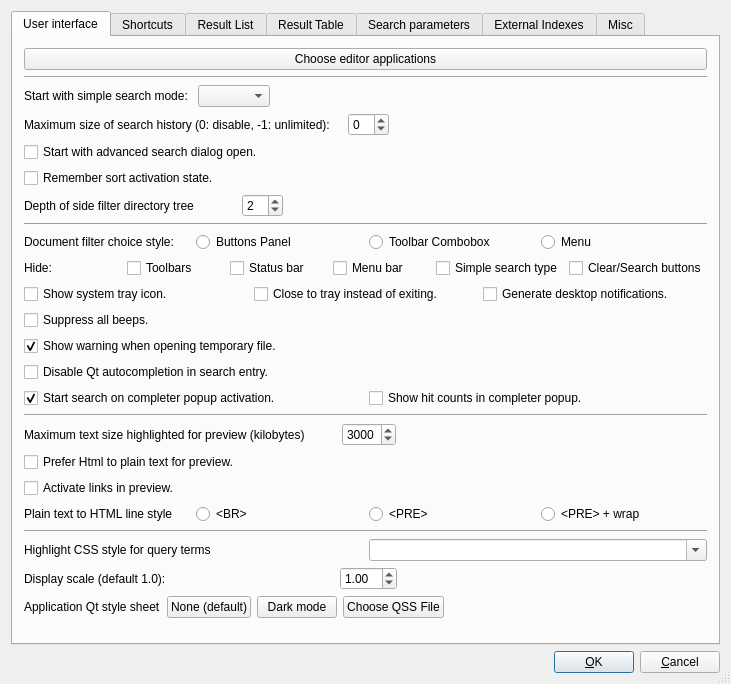
The window that src/qtgui/uiprefs.ui (alberti42/recoll-macos) describes before a commit, drawn with Qt 5.
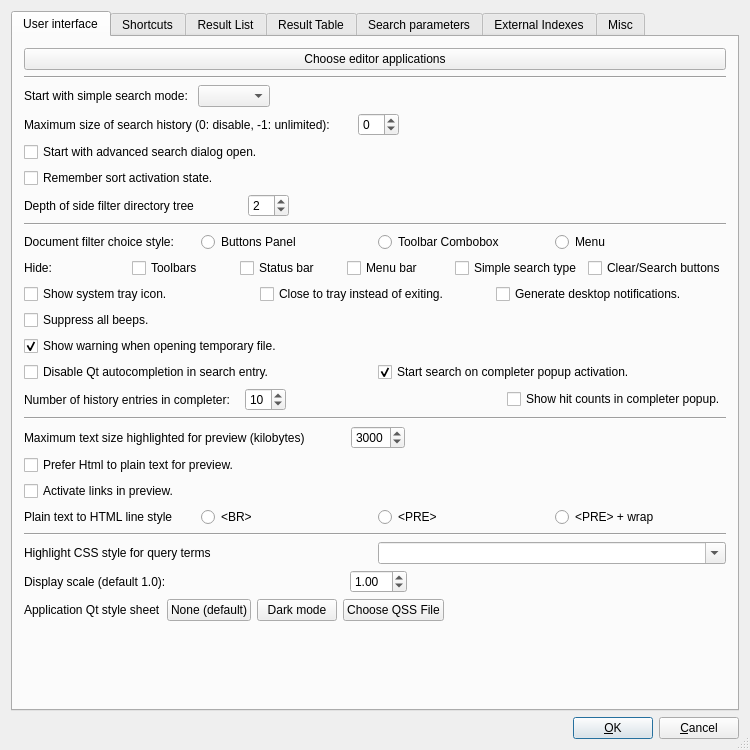
The same window after the commit.

Commit message: add pref for number of history entries in ssearch completer list

What changed in the file:
```diff
--- a/src/qtgui/uiprefs.ui
+++ b/src/qtgui/uiprefs.ui
@@ -6,8 +6,8 @@
    <rect>
     <x>0</x>
     <y>0</y>
-    <width>731</width>
-    <height>684</height>
+    <width>750</width>
+    <height>750</height>
    </rect>
   </property>
   <property name="windowTitle">
@@ -359,6 +359,8 @@
         </widget>
        </item>
        <item>
+        <layout class="QHBoxLayout" name="horizontalLayout1">
+         <item>
         <widget class="QCheckBox" name="ssNoCompleteCB">
          <property name="text">
           <string>Disable Qt autocompletion in search entry.</string>
@@ -369,8 +371,6 @@
         </widget>
        </item>
        <item>
-        <layout class="QHBoxLayout" name="horizontalLayout1">
-       <item>
         <widget class="QCheckBox" name="ssSearchOnCompleteCB">
          <property name="text">
           <string>Start search on completer popup activation.</string>
@@ -380,6 +380,56 @@
          </property>
         </widget>
        </item>
+        </layout>
+       </item>
+       <item>
+        <layout class="QHBoxLayout" name="horizontalLayout1">
+         <item>
+          <layout class="QHBoxLayout" stretch="0,0,1">
+           <item>
+            <widget class="QLabel" name="ssearchCompleterHistCntLBL">
+             <property name="sizePolicy">
+              <sizepolicy hsizetype="Preferred" vsizetype="Preferred">
+               <horstretch>1</horstretch>
+               <verstretch>0</verstretch>
+              </sizepolicy>
+             </property>
+             <property name="toolTip">
+              <string>Maximum number of history entries in completer list</string>
+             </property>
+             <property name="text">
+              <string>Number of history entries in completer:</string>
+             </property>
+             <property name="wordWrap">
+              <bool>false</bool>
+             </property>
+            </widget>
+           </item>
+           <item>
+            <widget class="QSpinBox" name="ssearchCompleterHistCntSB">
+             <property name="minimum">
+              <number>0</number>
+             </property>
+             <property name="value">
+              <number>10</number>
+             </property>
+            </widget>
+           </item>
+           <item>
+            <spacer name="ssearchCompleterHistCntHSPC">
+             <property name="orientation">
+              <enum>Qt::Horizontal</enum>
+             </property>
+             <property name="sizeHint" stdset="0">
+              <size>
+               <width>40</width>
+               <height>20</height>
+              </size>
+             </property>
+            </spacer>
+           </item>
+          </layout>
+         </item>
        <item>
         <widget class="QCheckBox" name="showcompleterhitcountsCB">
          <property name="toolTip">
```
Left out of the diff: 4 changed lines with no effect on the pictures. Lines whose indentation alone changed are shown as unchanged. The commit also changes 4 other files.
